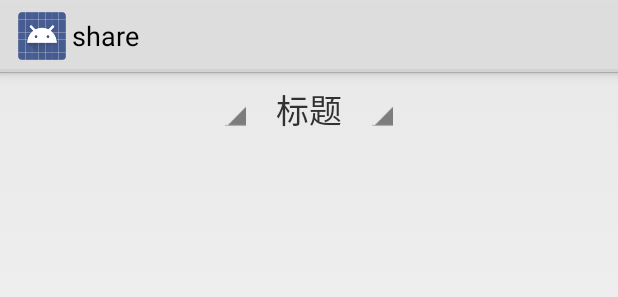
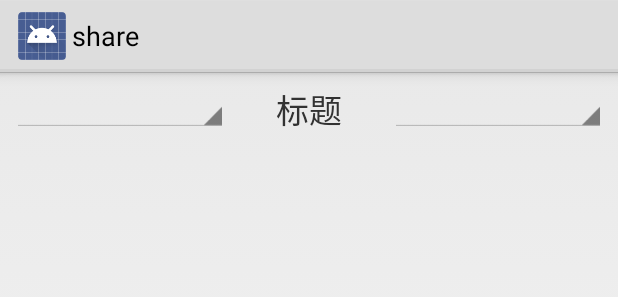
Before and after one commit to daynearby/GraduateProjectShare, an Android app: the layout actionbar_main.xml on its own in the app's theme, with its tools: preview values and no code run, on a phone screen of 412 x 824 dp. Shown: the top 297 px of the screen. Run offline under Robolectric (Android 15) with nearby library versions, the phone set to English and light mode, and no system bars.

Commit message:
主界面使用viewpager，添加了viewpage adapter

```diff
--- a/app/src/main/java/com/young/adapter/welcomePagerAdapter.java
+++ b/app/src/main/java/com/young/adapter/WellcomePagerAdapter.java
@@ -7,12 +7,12 @@ import android.support.v4.view.PagerAdapter;
 import android.support.v4.view.ViewPager;
 import android.view.View;
 
-public class welcomePagerAdapter extends PagerAdapter {
+public class WellcomePagerAdapter extends PagerAdapter {
 
 	private Context ctx;
 	private List<View> views;
 
-	public welcomePagerAdapter(Context ctx, List<View> views){
+	public WellcomePagerAdapter(Context ctx, List<View> views){
 
 		this.ctx=ctx;
 		this.views=views;
--- a/app/src/main/java/com/young/share/GuideActivity.java
+++ b/app/src/main/java/com/young/share/GuideActivity.java
@@ -12,7 +12,7 @@ import android.view.Window;
 import android.widget.ImageView;
 import android.widget.TextView;
 
-import com.young.adapter.welcomePagerAdapter;
+import com.young.adapter.WellcomePagerAdapter;
 
 import java.util.ArrayList;
 import java.util.List;
@@ -54,7 +54,7 @@ public class GuideActivity extends Activity {
             im[i] = (ImageView) findViewById(_id[i]);
         }
 
-        welcomePagerAdapter myPagerAdapter = new welcomePagerAdapter(this, list);
+        WellcomePagerAdapter myPagerAdapter = new WellcomePagerAdapter(this, list);
 
 
         viewPager = (ViewPager) findViewById(R.id.viewpager);
--- a/app/src/main/res/layout/actionbar_main.xml
+++ b/app/src/main/res/layout/actionbar_main.xml
@@ -1,42 +1,38 @@
 <?xml version="1.0" encoding="utf-8"?>
-<RelativeLayout xmlns:android="http://schemas.android.com/apk/res/android"
+<LinearLayout xmlns:android="http://schemas.android.com/apk/res/android"
     android:layout_width="match_parent"
     android:layout_height="match_parent"
+    android:orientation="horizontal"
     android:padding="@dimen/paddingMic">
+
+
+
+    <Spinner
+        android:id="@+id/sp_actionbar_tag"
+        android:layout_width="0dp"
+        android:layout_height="wrap_content"
+        android:textAlignment="center"
+        android:layout_weight="4"
+        android:layout_gravity="right"></Spinner>
 
     <TextView
         android:id="@+id/tv_actionbar_titile"
-        android:layout_width="wrap_content"
+        android:layout_width="0dp"
         android:layout_height="wrap_content"
-        android:layout_centerHorizontal="true"
         android:paddingLeft="@dimen/paddingMediu"
         android:paddingRight="@dimen/paddingMediu"
         android:text="标题"
-        android:textSize="@dimen/textSizeLarge" />
-
-    <Spinner
-        android:id="@+id/sp_actionbar_tag"
-        android:layout_width="wrap_content"
-        android:layout_height="wrap_content"
-        android:layout_toLeftOf="@id/tv_actionbar_titile"
-        android:textAlignment="center"></Spinner>
-
+        android:textSize="@dimen/textSizeLarge"
+        android:layout_weight="3"
+        android:gravity="center"/>
 
     <Spinner
         android:id="@+id/sp_actionbar_city"
-        android:layout_width="wrap_content"
+        android:layout_width="0dp"
         android:layout_height="wrap_content"
-        android:layout_toRightOf="@id/tv_actionbar_titile"
-        android:textAlignment="center"></Spinner>
+        android:textAlignment="center"
+        android:layout_weight="4"
+        android:layout_gravity="left"></Spinner>
 
-    <TextView
-        android:id="@+id/tv_actionbar_city"
-        android:layout_width="wrap_content"
-        android:layout_height="wrap_content"
-        android:text="@string/huizhou"
-        android:textSize="@dimen/textSizeSmall"
-        android:layout_toRightOf="@id/tv_actionbar_titile"
-        android:layout_alignBottom="@id/tv_actionbar_titile"
-        android:visibility="gone"
-        />
-</RelativeLayout>
+
+</LinearLayout>
```
Also changed, not shown: app/src/main/java/com/young/adapter/MainPagerAdapter.java (added, +79 -0 lines), app/src/main/java/com/young/base/BaseActivity.java (+51 -11 lines), app/src/main/java/com/young/base/BasePager.java (added, +24 -0 lines), app/src/main/java/com/young/share/MainActivity.java (+105 -1 lines), app/src/main/java/com/young/share/ViewPager/DiscountPager.java (added, +26 -0 lines), app/src/main/java/com/young/share/ViewPager/DiscoverPager.java (added, +27 -0 lines), app/src/main/java/com/young/share/ViewPager/RankPager.java (added, +28 -0 lines), app/src/main/java/com/young/share/fragment/DiscountFragment.java (deleted, +0 -32 lines), app/src/main/java/com/young/share/fragment/DiscoverFragment.java (deleted, +0 -30 lines), app/src/main/java/com/young/share/fragment/RankFragment.java (deleted, +0 -31 lines), app/src/main/res/layout/pager_discount.xml (renamed from app/src/main/res/layout/frag_discount.xml), app/src/main/res/layout/pager_discover.xml (renamed from app/src/main/res/layout/frag_discover.xml), app/src/main/res/layout/pager_rank.xml (renamed from app/src/main/res/layout/frag_rank.xml), 1 other file.
